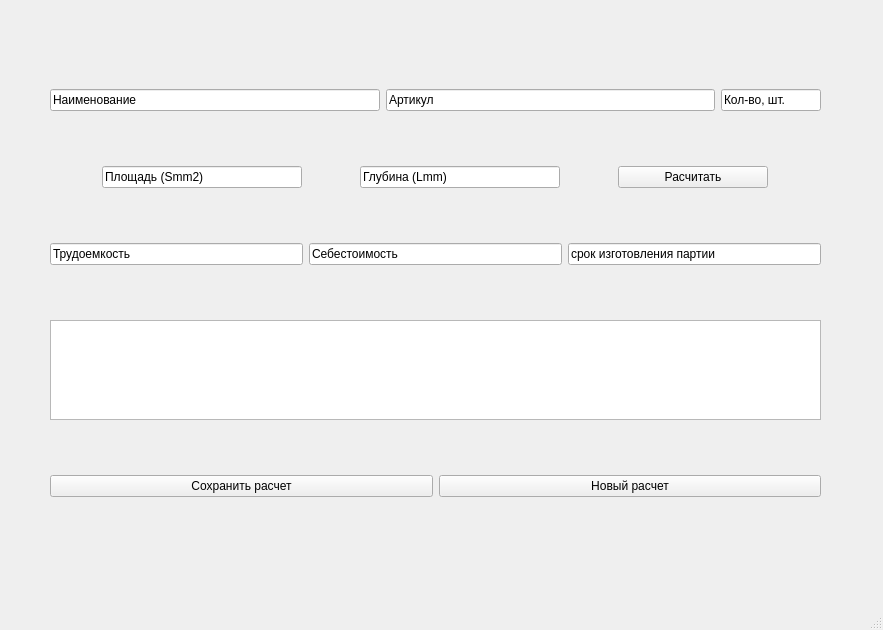
This is Kalkulation.ui in xah-t/pyqtexam as Qt 5 draws it before an edit. The edited form follows.
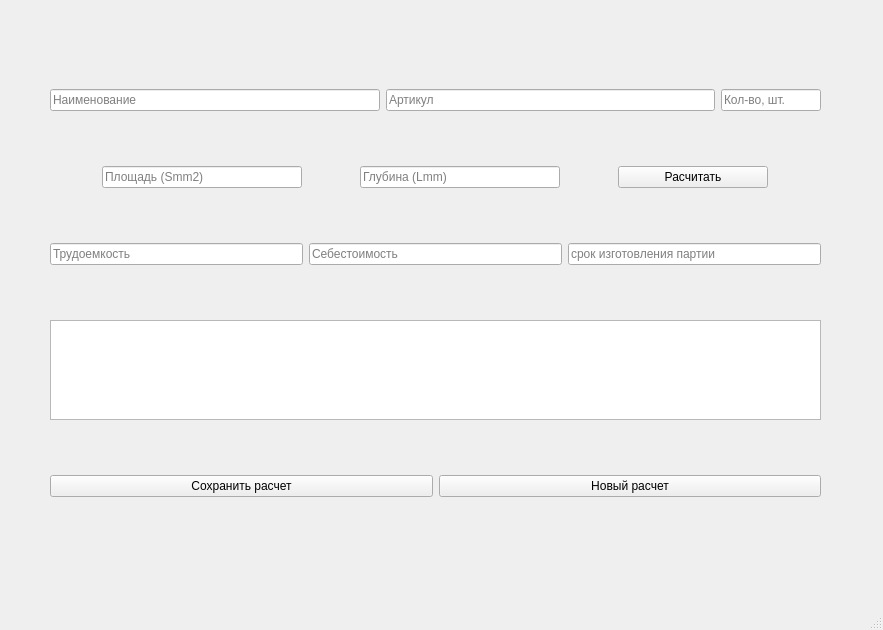
This is the edited form.

Commit message: create onPBSaveclicked it work

Patch:
```diff
--- a/Kalkulation.ui
+++ b/Kalkulation.ui
@@ -35,9 +35,12 @@
        <item>
         <widget class="QLineEdit" name="lineEdit_1">
          <property name="inputMask">
-          <string>Наименование</string>
+          <string/>
          </property>
          <property name="text">
+          <string/>
+         </property>
+         <property name="placeholderText">
           <string>Наименование</string>
          </property>
         </widget>
@@ -45,9 +48,12 @@
        <item>
         <widget class="QLineEdit" name="lineEdit_2">
          <property name="inputMask">
-          <string>Артикул</string>
+          <string/>
          </property>
          <property name="text">
+          <string/>
+         </property>
+         <property name="placeholderText">
           <string>Артикул</string>
          </property>
         </widget>
@@ -61,9 +67,12 @@
           </size>
          </property>
          <property name="inputMask">
-          <string>Кол-во, шт.</string>
+          <string/>
          </property>
          <property name="text">
+          <string/>
+         </property>
+         <property name="placeholderText">
           <string>Кол-во, шт.</string>
          </property>
         </widget>
@@ -87,9 +96,12 @@
           </size>
          </property>
          <property name="inputMask">
-          <string>Площадь (Smm2)</string>
+          <string/>
          </property>
          <property name="text">
+          <string/>
+         </property>
+         <property name="placeholderText">
           <string>Площадь (Smm2)</string>
          </property>
         </widget>
@@ -109,6 +121,9 @@
           </size>
          </property>
          <property name="text">
+          <string/>
+         </property>
+         <property name="placeholderText">
           <string>Глубина (Lmm)</string>
          </property>
         </widget>
@@ -139,9 +154,12 @@
        <item>
         <widget class="QLineEdit" name="lineEdit_6">
          <property name="inputMask">
-          <string>Трудоемкость</string>
+          <string/>
          </property>
          <property name="text">
+          <string/>
+         </property>
+         <property name="placeholderText">
           <string>Трудоемкость</string>
          </property>
         </widget>
@@ -149,9 +167,12 @@
        <item>
         <widget class="QLineEdit" name="lineEdit_7">
          <property name="inputMask">
-          <string>Себестоимость</string>
+          <string/>
          </property>
          <property name="text">
+          <string/>
+         </property>
+         <property name="placeholderText">
           <string>Себестоимость</string>
          </property>
         </widget>
@@ -159,6 +180,9 @@
        <item>
         <widget class="QLineEdit" name="lineEdit_8">
          <property name="text">
+          <string/>
+         </property>
+         <property name="placeholderText">
           <string>срок изготовления партии</string>
          </property>
         </widget>
```
Left out of the diff: 12 changed lines with no effect on the pictures. The commit also changes 2 other files.
